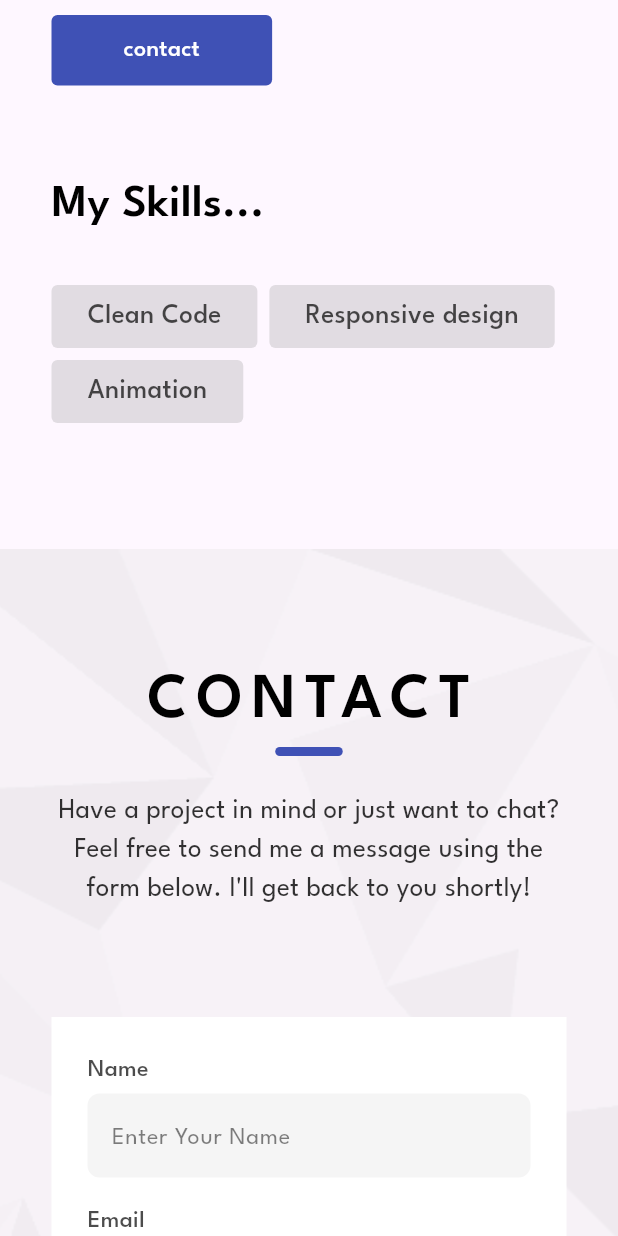
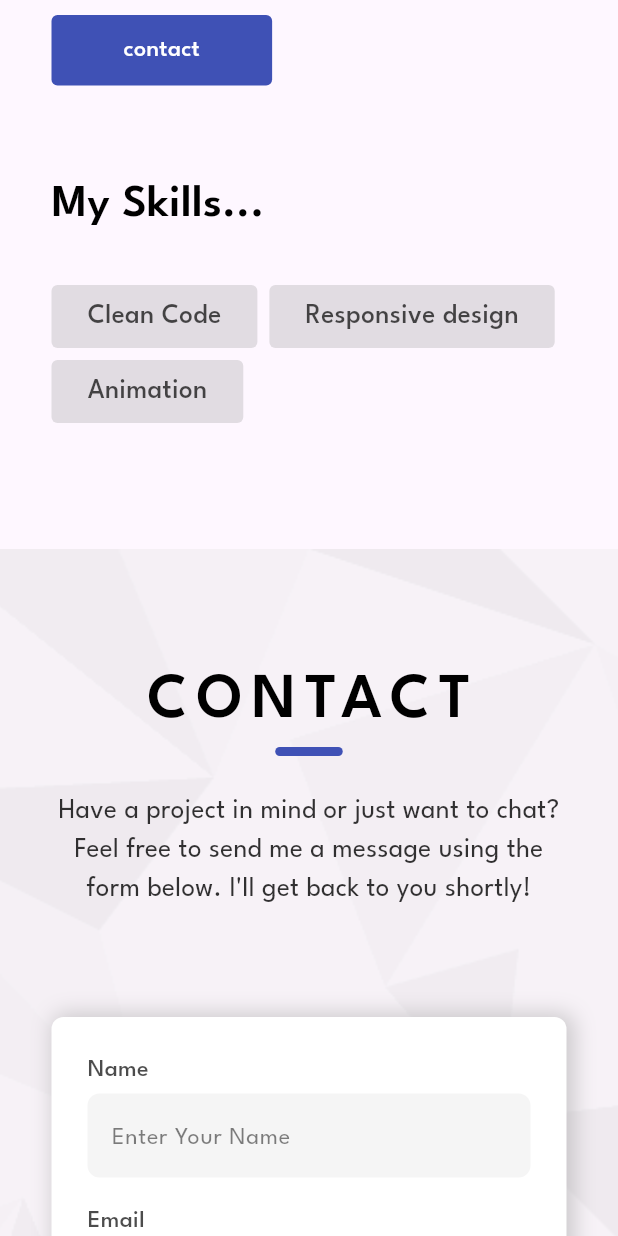
Before and after one commit to AliEl-Saka/portfolio, a Flutter app: the screen it shows after launch, scrolled down 1728 dp, on a phone screen of 412 x 824 dp. Run offline on Flutter 3.47's test engine with Material 3 defaults, Android fonts, the phone set to English and light mode, and no system bars; our stand-ins replace flutter_svg, responsive_builder.

Commit message:
add shadow for contact form

```diff
--- a/lib/views/home_view.dart
+++ b/lib/views/home_view.dart
@@ -33,9 +33,6 @@ class HomeView extends StatelessWidget {
                 height: 84,
               ),
               const ContactSection(),
-              const SizedBox(
-                height: 84,
-              ),
               const Footer()
             ],
           ),
--- a/lib/widgets/contact_section/form.dart
+++ b/lib/widgets/contact_section/form.dart
@@ -1,6 +1,7 @@
 import 'package:flutter/material.dart';
 import 'package:portfolio/core/extension/sized_box_extension.dart';
 import 'package:portfolio/core/widgets/header_with_custom_text_form_field.dart';
+import 'package:portfolio/widgets/contact_section/form_decoration.dart';
 import 'package:portfolio/widgets/contact_section/responsive_submit_button.dart';
 import 'package:responsive_builder/responsive_builder.dart';
 
@@ -21,7 +22,7 @@ class ContactSectionForm extends StatelessWidget {
                   : MediaQuery.of(context).size.width / 1.5),
           child: Container(
             padding: const EdgeInsets.all(24),
-            color: Colors.white,
+            decoration: contactFormDecoration(),
             child: Column(
               children: [
                 const HeaderWithCustomTextField(
--- /dev/null
+++ b/lib/widgets/contact_section/form_decoration.dart
@@ -0,0 +1,16 @@
+  import 'package:flutter/material.dart';
+
+BoxDecoration contactFormDecoration() {
+    return BoxDecoration(
+            color: Colors.white,
+            borderRadius: BorderRadius.circular(8),
+            boxShadow: [
+              BoxShadow(
+                color: Colors.grey.withOpacity(0.5),
+                spreadRadius: 2,
+                blurRadius: 12,
+                offset: const Offset(3, 0),
+              ),
+            ],
+          );
+  }
--- a/lib/widgets/home_section/social_media_bar/widgets/content.dart
+++ b/lib/widgets/home_section/social_media_bar/widgets/content.dart
@@ -15,7 +15,7 @@ class SocialMediaBarContent extends StatelessWidget {
         SocialMediaItem(
           link: 'https://github.com/AliEl-Saka',
           svgIcon: 'assets/images/social icons/github.svg',
-          size: 42,
+          size: 36,
         ),
         SizedBox(
           height: 12,
@@ -23,7 +23,7 @@ class SocialMediaBarContent extends StatelessWidget {
         SocialMediaItem(
           link: 'https://www.linkedin.com/in/ali-el-saka-95a752273/',
           svgIcon: 'assets/images/social icons/linkedin.svg',
-          size: 42,
+          size: 36,
         ),
       ],
     );
--- a/lib/widgets/home_section/social_media_bar/widgets/decoration.dart
+++ b/lib/widgets/home_section/social_media_bar/widgets/decoration.dart
@@ -11,7 +11,7 @@ BoxDecoration socialMediaBarDecoration() {
           color: Colors.grey.withOpacity(0.5),
           spreadRadius: 2,
           blurRadius: 12,
-          offset: const Offset(3, 0), // changes position of shadow
+          offset: const Offset(3, 0),
         ),
       ],
     );
```
